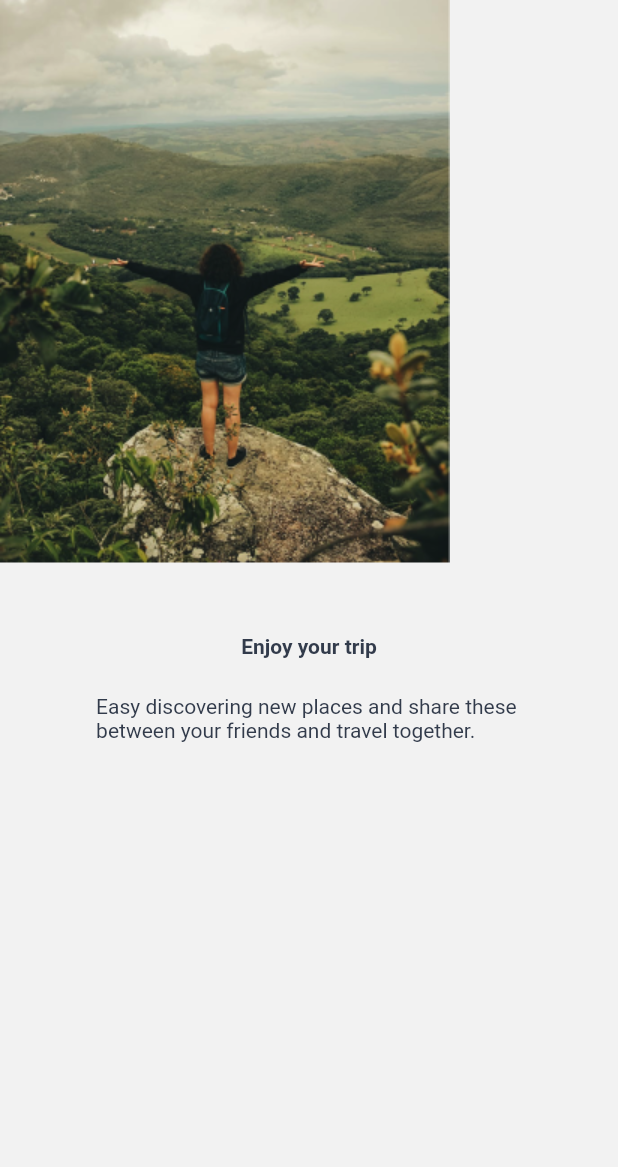
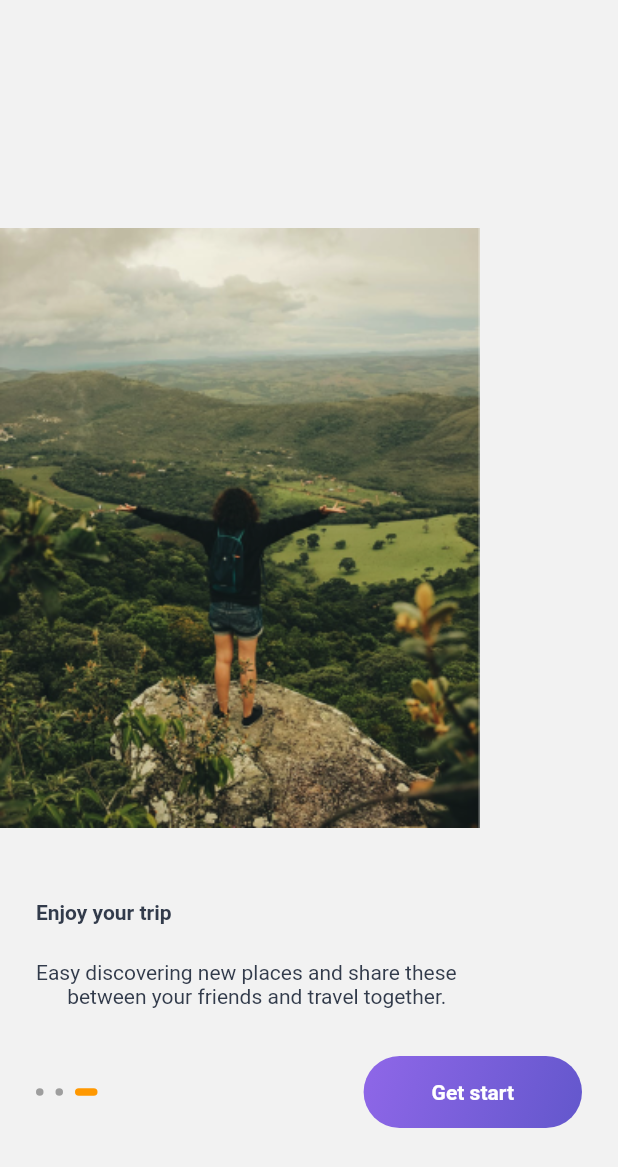
Before and after one commit to TruongAnim/travel_app_ui, a Flutter app: the screen it shows after launch, swiped to page 3, on a phone screen of 412 x 824 dp. Shown: the top 1167 px of the screen. Run offline on Flutter 3.47's test engine with Material 2 defaults, Android fonts, the phone set to English and light mode, and no system bars; drawn by our look-alikes of smooth_page_indicator.

```diff
--- a/lib/representation/screen/intro_screen.dart
+++ b/lib/representation/screen/intro_screen.dart
@@ -1,8 +1,13 @@
+import 'dart:async';
+
 import 'package:flutter/material.dart';
+import 'package:smooth_page_indicator/smooth_page_indicator.dart';
 import 'package:travel_app_ui/core/constants/dismention_constants.dart';
 import 'package:travel_app_ui/core/constants/textstyle_constants.dart';
 import 'package:travel_app_ui/core/helpers/assets_helper.dart';
 import 'package:travel_app_ui/core/helpers/image_helper.dart';
+import 'package:travel_app_ui/representation/screen/main_app_screen.dart';
+import 'package:travel_app_ui/representation/widgets/button_widget.dart';
 
 class IntroScreen extends StatefulWidget {
   const IntroScreen({super.key});
@@ -13,17 +18,35 @@ class IntroScreen extends StatefulWidget {
 }
 
 class _IntroScreenState extends State<IntroScreen> {
-  final PageController _pageController = PageController();
+  late final PageController _pageController;
+  final StreamController<int> _pageStreamController =
+      StreamController<int>.broadcast();
+
+  @override
+  void initState() {
+    super.initState();
+    _pageController = PageController();
+    _pageController.addListener(() {
+      print(_pageController.page);
+      _pageStreamController.add((_pageController.page! + 0.5).toInt());
+    });
+  }
 
   Widget _createPageViewItem(String path, String title, String description,
       AlignmentGeometry alignment) {
     return Column(
+      mainAxisAlignment: MainAxisAlignment.center,
+      crossAxisAlignment: CrossAxisAlignment.start,
       children: [
-        Container(alignment: alignment, child: ImageHelper.loadFromAsset(path)),
+        Container(
+            alignment: alignment,
+            child: ImageHelper.loadFromAsset(path,
+                height: 400, fit: BoxFit.fitHeight)),
         const SizedBox(height: kMediumPadding * 2),
         Padding(
           padding: const EdgeInsets.symmetric(horizontal: kMediumPadding),
           child: Column(
+            crossAxisAlignment: CrossAxisAlignment.start,
             children: [
               Text(
                 title,
@@ -46,7 +69,9 @@ class _IntroScreenState extends State<IntroScreen> {
   @override
   Widget build(BuildContext context) {
     return Scaffold(
-      body: PageView(
+      body: Stack(
+        children: [
+          PageView(
             controller: _pageController,
             children: [
               _createPageViewItem(
@@ -72,6 +97,51 @@ between your friends and travel together.''',
               ),
             ],
           ),
+          Positioned(
+            left: kMediumPadding,
+            right: kMediumPadding,
+            bottom: kMediumPadding * 3,
+            child: Row(
+              children: [
+                Expanded(
+                  flex: 6,
+                  child: SmoothPageIndicator(
+                    controller: _pageController,
+                    count: 3,
+                    effect: const ExpandingDotsEffect(
+                        dotWidth: kMinPadding,
+                        dotHeight: kMinPadding,
+                        activeDotColor: Colors.orange),
+                  ),
+                ),
+                Expanded(
+                  flex: 4,
+                  child: StreamBuilder<int>(
+                    initialData: 0,
+                    stream: _pageStreamController.stream,
+                    builder: (context, snapshot) {
+                      print(snapshot.data);
+                      return ButtonWidget(
+                        title: snapshot.data! > 1.5 ? 'Get start' : 'Next',
+                        onTap: () {
+                          if (snapshot.data! > 1.5) {
+                            Navigator.of(context)
+                                .pushNamed(MainAppScreen.routeName);
+                          } else {
+                            _pageController.nextPage(
+                                duration: Duration(milliseconds: 300),
+                                curve: Curves.easeIn);
+                          }
+                        },
+                      );
+                    },
+                  ),
+                ),
+              ],
+            ),
+          ),
+        ],
+      ),
     );
   }
 }
--- /dev/null
+++ b/lib/representation/screen/main_app_screen.dart
@@ -0,0 +1,18 @@
+import 'package:flutter/material.dart';
+
+class MainAppScreen extends StatefulWidget {
+  const MainAppScreen({super.key});
+  static const String routeName = '/main';
+
+  @override
+  State<MainAppScreen> createState() => _MainAppScreenState();
+}
+
+class _MainAppScreenState extends State<MainAppScreen> {
+  @override
+  Widget build(BuildContext context) {
+    return Scaffold(
+      body: Container(),
+    );
+  }
+}
--- /dev/null
+++ b/lib/representation/widgets/button_widget.dart
@@ -0,0 +1,27 @@
+import 'package:flutter/material.dart';
+import 'package:travel_app_ui/core/constants/color_constants.dart';
+import 'package:travel_app_ui/core/constants/dismention_constants.dart';
+import 'package:travel_app_ui/core/constants/textstyle_constants.dart';
+
+class ButtonWidget extends StatelessWidget {
+  const ButtonWidget({super.key, required this.title, this.onTap});
+  final String title;
+  final VoidCallback? onTap;
+  @override
+  Widget build(BuildContext context) {
+    return GestureDetector(
+      onTap: onTap,
+      child: Container(
+        alignment: Alignment.center,
+        padding: const EdgeInsets.symmetric(vertical: kDefaultPadding),
+        decoration: BoxDecoration(
+            borderRadius: BorderRadius.circular(kMediumPadding),
+            gradient: Gradients.defaultGradient),
+        child: Text(
+          title,
+          style: TextStyles.defaultStyle.whiteTextColor.bold,
+        ),
+      ),
+    );
+  }
+}
--- a/lib/routes.dart
+++ b/lib/routes.dart
@@ -1,8 +1,10 @@
 import 'package:flutter/material.dart';
 import 'package:travel_app_ui/representation/screen/intro_screen.dart';
+import 'package:travel_app_ui/representation/screen/main_app_screen.dart';
 import 'representation/screen/splash_screen.dart';
 
 final Map<String, WidgetBuilder> routes = {
   SplashScreen.routerName: (context) => const SplashScreen(),
   IntroScreen.routerName: (context) => const IntroScreen(),
+  MainAppScreen.routeName: (context) => const MainAppScreen(),
 };
--- a/pubspec.yaml
+++ b/pubspec.yaml
@@ -35,6 +35,7 @@ dependencies:
   # The following adds the Cupertino Icons font to your application.
   # Use with the CupertinoIcons class for iOS style icons.
   cupertino_icons: ^1.0.2
+  smooth_page_indicator: ^1.0.1
 
 dev_dependencies:
   flutter_test:
```
Also changed, not shown: pubspec.lock. Lines whose indentation alone changed are shown as unchanged.
